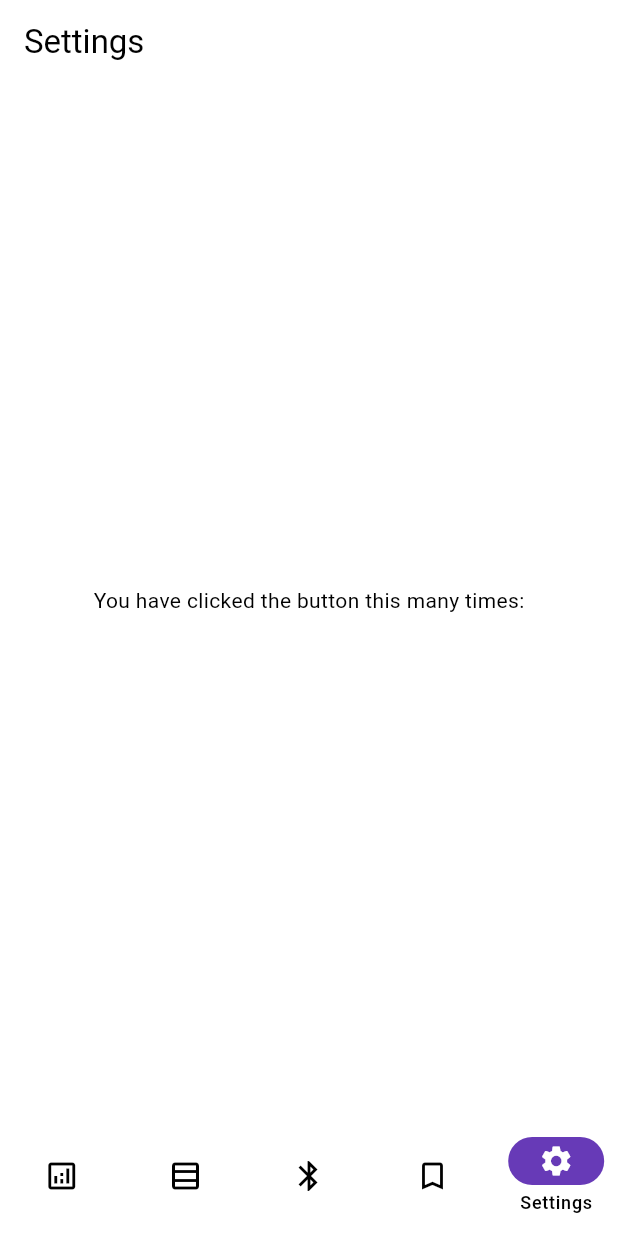
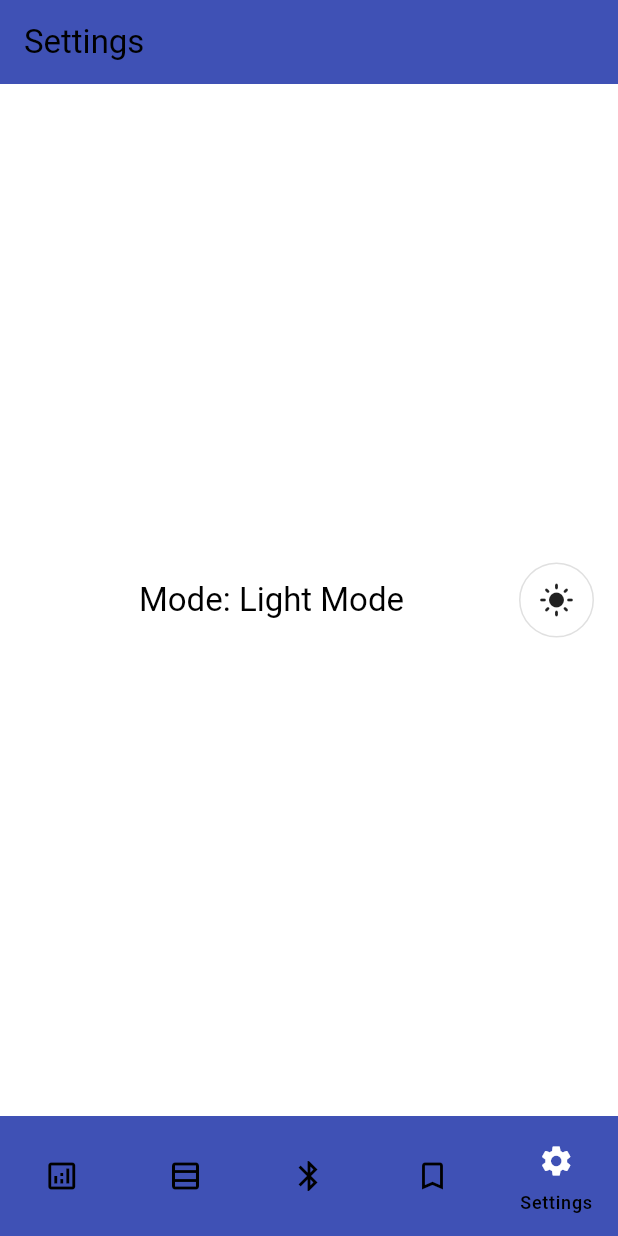
Before and after one commit to masongaller/MicroSync, a Flutter app: the screen it shows after launch, item 5 of the bottom bar chosen, on a phone screen of 412 x 824 dp. Run offline on Flutter 3.47's test engine with Material 3 defaults, Android fonts, the phone set to English and light mode, and no system bars; drawn by our look-alikes of dynamic_color; our stand-ins replace fl_chart, flutter_blue_plus, google_fonts; missing offline and left inert: dart:ffi.

Commit message:
navigationbar color update and dark/light toggle

```diff
--- a/bluetooth_app/lib/main.dart
+++ b/bluetooth_app/lib/main.dart
@@ -1,9 +1,15 @@
 import 'package:bluetooth_app/welcome.dart';
 import 'package:dynamic_color/dynamic_color.dart';
 import 'package:flutter/material.dart';
+import 'package:provider/provider.dart';
 
 void main() {
-  runApp(const MyApp());
+  runApp(
+    ChangeNotifierProvider(
+      create: (context) => ThemeFlip(),
+      child: MyApp(),
+    ),
+  );
 }
 
 class MyApp extends StatelessWidget {
@@ -11,10 +17,11 @@ class MyApp extends StatelessWidget {
   static final _defaultDarkColorScheme = ColorScheme.fromSwatch(
       primarySwatch: Colors.deepPurple, brightness: Brightness.dark);
   static final _defaultLightColorScheme =
-      ColorScheme.fromSwatch(primarySwatch: Colors.deepPurple);
+      ColorScheme.fromSwatch(primarySwatch: Colors.indigo, brightness: Brightness.light);
 
   @override
   Widget build(BuildContext context) {
+    final watchTheme = context.watch<ThemeFlip>();
     return DynamicColorBuilder(builder: (lightColorScheme, darkColorScheme) {
       return MaterialApp(
         title: 'Flutter Demo',
@@ -26,13 +33,25 @@ class MyApp extends StatelessWidget {
           colorScheme: darkColorScheme ?? _defaultDarkColorScheme,
           useMaterial3: true,
         ),
-        themeMode: ThemeMode.system,
+        themeMode: watchTheme.themeMode,
         home: const WelcomeScreen(),
       );
     });
   }
 }
 
+class ThemeFlip extends ChangeNotifier {
+  ThemeMode _themeMode = ThemeMode.system;
+
+  ThemeMode get themeMode => _themeMode;
+
+  void toggleTheme() {
+    _themeMode =
+        _themeMode == ThemeMode.light ? ThemeMode.dark : ThemeMode.light;
+    notifyListeners();
+  }
+}
+
 
 //https://www.youtube.com/watch?v=bu_s2sviuck
 //Onboarding page tutorial
--- a/bluetooth_app/lib/navigationbar.dart
+++ b/bluetooth_app/lib/navigationbar.dart
@@ -26,11 +26,15 @@ class _MyNavigationBarState extends State<MyNavigationBar> {
     return Scaffold(
       appBar: AppBar(
         title: Text(appBarTitle),
+        backgroundColor: theme.primaryColor,
+        elevation: 0,
       ),
       bottomNavigationBar: NavigationBar(
         labelBehavior: NavigationDestinationLabelBehavior.onlyShowSelected,
         onDestinationSelected: _onDestinationSelected,
         selectedIndex: currentPageIndex,
+        backgroundColor: theme.primaryColor,
+        elevation: 0,
         destinations: const <Widget>[
           NavigationDestination(
               selectedIcon: Icon(Icons.analytics),
--- a/bluetooth_app/lib/settings.dart
+++ b/bluetooth_app/lib/settings.dart
@@ -1,30 +1,75 @@
 import 'package:flutter/material.dart';
+import 'package:provider/provider.dart';
+import 'package:bluetooth_app/main.dart';
 
 class MySettingsPage extends StatefulWidget {
-  const MySettingsPage({super.key});
+  const MySettingsPage({Key? key}) : super(key: key);
+
   @override
   State<MySettingsPage> createState() => _MySettingsPageState();
 }
 
-class _MySettingsPageState extends State<MySettingsPage> with AutomaticKeepAliveClientMixin<MySettingsPage> {
+class _MySettingsPageState extends State<MySettingsPage>
+    with AutomaticKeepAliveClientMixin<MySettingsPage> {
+  List<bool> _selected = [true];
+
+  String get currentTheme => _selected[0] ? "Dark Mode" : "Light Mode";
+
+  IconData get currentIcon => _selected[0] ? Icons.dark_mode : Icons.light_mode;
+
+  @override
+  void didChangeDependencies() {
+    super.didChangeDependencies();
+    _selected = [MediaQuery.of(context).platformBrightness == Brightness.dark];
+  }
 
   @override
   Widget build(BuildContext context) {
+    final ThemeData theme = Theme.of(context);
+    final readTheme = context.read<ThemeFlip>();
+
     return Scaffold(
       body: Center(
-        child: Column(
-          mainAxisAlignment: MainAxisAlignment.center,
-          children: <Widget>[
-            const Text(
-              'You have clicked the button this many times:',
-            ),
-          ],
+        child: SingleChildScrollView(
+          child: Column(
+            children: [
+              Padding(
+                padding:
+                    const EdgeInsets.symmetric(horizontal: 16.0, vertical: 8.0),
+                child: Row(
+                  mainAxisAlignment: MainAxisAlignment.spaceBetween,
+                  children: [
+                    Expanded(
+                      child: Center(
+                        child: Text(
+                          'Mode: $currentTheme',
+                          style: theme.textTheme.titleLarge,
+                        ),
+                      ),
+                    ),
+                    ToggleButtons(
+                      isSelected: _selected,
+                      onPressed: (int index) {
+                        setState(() {
+                          _selected[index] = !_selected[index];
+                          readTheme.toggleTheme();
+                        });
+                      },
+                      borderRadius: BorderRadius.circular(30),
+                      children: [
+                        Icon(currentIcon),
+                      ],
+                    )
+                  ],
+                ),
+              ),
+            ],
+          ),
         ),
       ),
     );
   }
 
   @override
-  // TODO: implement wantKeepAlive
   bool get wantKeepAlive => true;
 }
```
Also changed, not shown: bluetooth_app/lib/saved.dart (+23 -7 lines).
